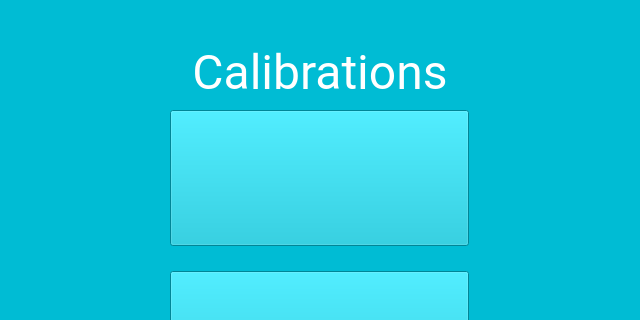
sunfounder/SunFounder_PiCar-V, file client/setting_screen.ui: the form before one commit; both pictures show x 0 to 640 and y 0 to 320 of the 640 by 640 pixel window.
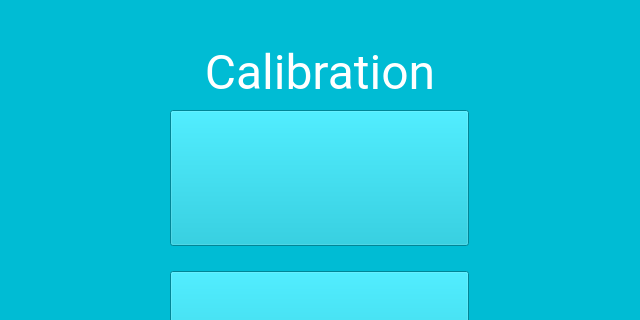
The form after the commit. Icons and pictures are not drawn.

Diff of the .ui file:
```diff
--- a/client/setting_screen.ui
+++ b/client/setting_screen.ui
@@ -118,7 +118,7 @@
     <string notr="true">color: rgb(255, 255, 255);</string>
    </property>
    <property name="text">
-    <string>Calibrations</string>
+    <string>Calibration</string>
    </property>
    <property name="alignment">
     <set>Qt::AlignCenter</set>
```
